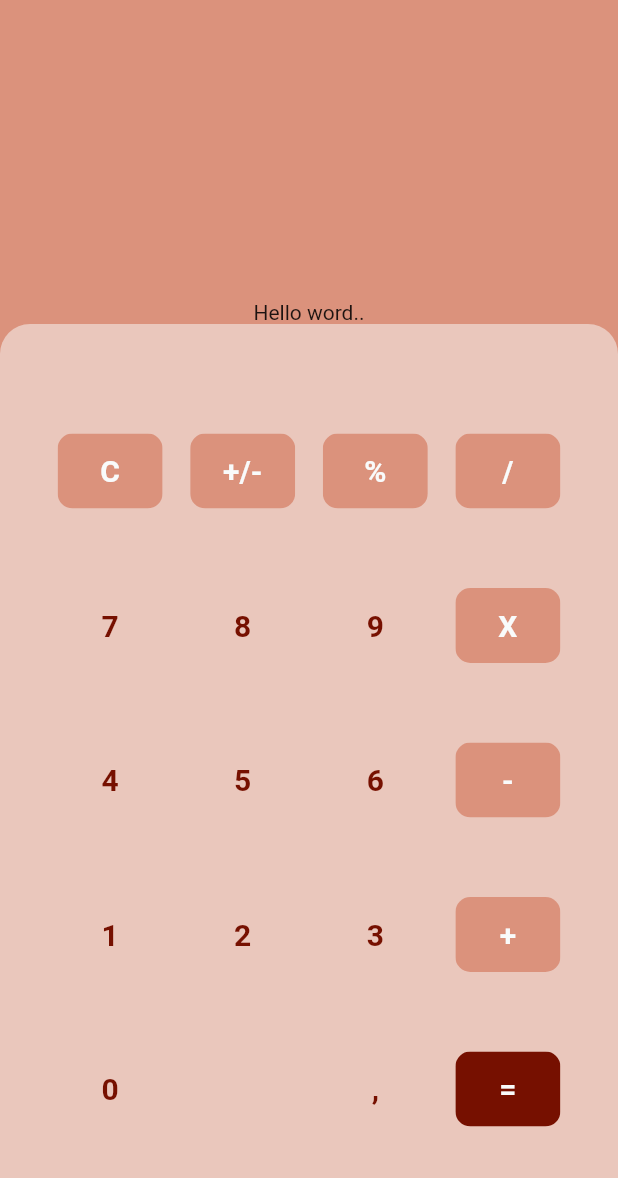
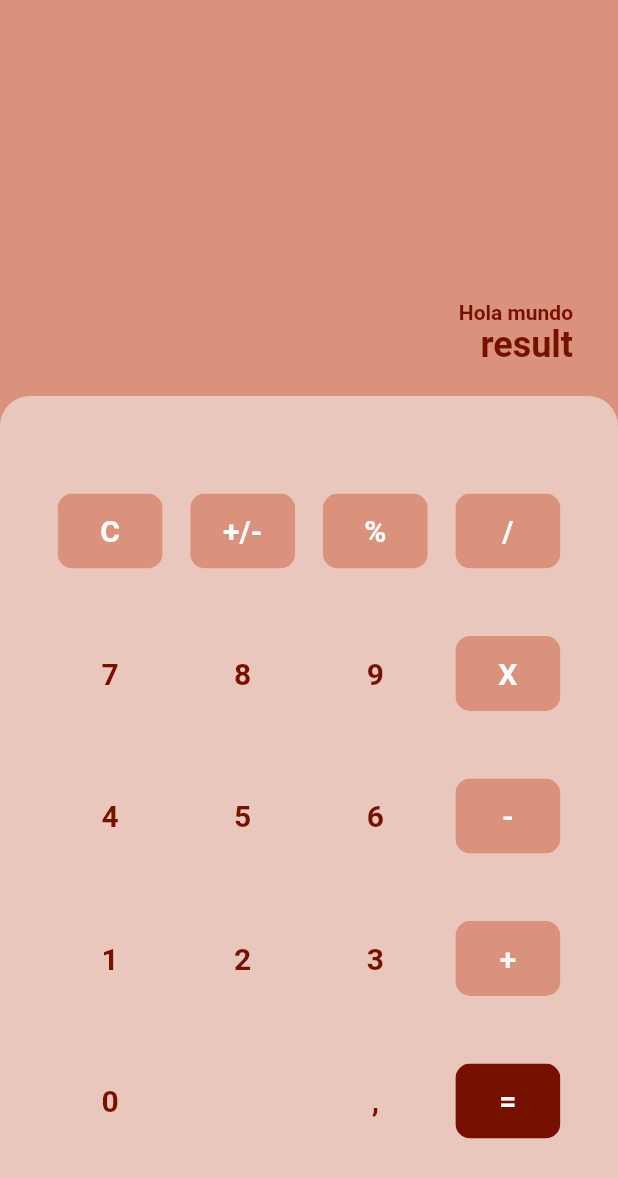
Before and after one commit to oscar02r/dising_calculate, a Flutter app: the screen it shows after launch, on a phone screen of 412 x 824 dp. Shown: the top 1178 px of the screen. Run offline on Flutter 3.47's test engine with Material 2 defaults, Android fonts, the phone set to English and light mode, and no system bars.

Commit message:
Detecting keys

```diff
--- a/designcalculate/lib/src/pages/mainScreen.dart
+++ b/designcalculate/lib/src/pages/mainScreen.dart
@@ -1,8 +1,22 @@
 import 'package:flutter/material.dart';
 
-class MainScreen extends StatelessWidget {
+class MainScreen extends StatefulWidget {
+  final List<String> buttons = [
+    "C", "+/-", "%","/",
+    "7", "8", "9", "X",
+    "4", "5", "6", "-",
+    "1", "2", "3", "+",
+    "0", ",", "="
+
+  ];
+  @override
+  _MainScreenState createState() => _MainScreenState();
+}
+
+class _MainScreenState extends State<MainScreen> {
   final Color _color = Color.fromRGBO(219, 146, 124, 1);
-
+  String _operate ='Hola mundo';
+  String _result = 'result';
   @override
   Widget build(BuildContext context) {
     return Scaffold(
@@ -13,9 +27,31 @@ class MainScreen extends StatelessWidget {
           child: Column(
             children: <Widget>[
               SizedBox(height: 200.0),
-              Text(
-                'Hello word..',
+               Container(
+                padding: EdgeInsets.only(right: 30.0),
+                alignment: Alignment.bottomRight,
+                child: Text( '$_operate',
+                      style: TextStyle(
+                        color: Color.fromRGBO(118, 16, 0, 1.0 ),
+                        fontWeight: FontWeight.bold,
+                        fontSize: 14.0,
+
+                        )
                 ),
+              ),
+              Container(
+                padding: EdgeInsets.only(right: 30.0),
+                alignment: Alignment.bottomRight,
+                child: Text( '$_result',
+                      style: TextStyle(
+                        color: Color.fromRGBO(118, 16, 0, 1.0 ),
+                        fontWeight: FontWeight.bold,
+                        fontSize: 24.0,
+
+                        )
+                ),
+              ),
+              SizedBox(height: 20.0,),
               _containerButton()
             ],
           ),
@@ -48,13 +84,16 @@ class MainScreen extends StatelessWidget {
                     ]))));
   }
 
-  Widget _button(String title, int r, int g, int b, double o1, double o2) {
+Widget _button(String title, int r, int g, int b, double o1, double o2, var _onTap) {
+
     Color _background = Color.fromRGBO(219, 146, 124, o2);
     _background = title != '='
         ? Color.fromRGBO(219, 146, 124, o2)
         : Color.fromRGBO(118, 16, 0, o2);
 
-    return ClipRRect(
+    return GestureDetector(
+          onTap: _onTap,
+          child: ClipRRect(
             borderRadius: BorderRadius.circular(10.0),
             child: Container(
             alignment: Alignment.center,
@@ -62,23 +101,26 @@ class MainScreen extends StatelessWidget {
             height: 50.0,
             color: _background,
             child: Text(
+
               title,
               style: TextStyle(
                   color: Color.fromRGBO(r, g, b, o1),
                   fontSize: 20.0,
                   fontWeight: FontWeight.bold),
             )),
+      ),
     );
   }
+
 
   Widget _firstRow() {
     return Row(
       mainAxisAlignment: MainAxisAlignment.spaceEvenly,
       children: <Widget>[
-        _button('C', 249, 251, 251, 1.0, 1.0),
-        _button('+/-', 249, 251, 251, 1.0, 1.0),
-        _button('%', 249, 251, 251, 1.0, 1.0),
-        _button('/', 249, 251, 251, 1.0, 1.0),
+        _button('C', 249, 251, 251, 1.0, 1.0, _onTap('C')),
+        _button('+/-', 249, 251, 251, 1.0, 1.0, _onTap('+/-')),
+        _button('%', 249, 251, 251, 1.0, 1.0, _onTap('%')),
+        _button('/', 249, 251, 251, 1.0, 1.0, _onTap('/')),
       ],
     );
   }
@@ -87,10 +129,10 @@ Widget _secondRow() {
     return Row(
       mainAxisAlignment: MainAxisAlignment.spaceEvenly,
       children: <Widget>[
-        _button('7', 118, 16, 0, 1.0, 0.0),
-        _button('8', 118, 16, 0, 1.0, 0.0),
-        _button('9', 118, 16, 0, 1.0, 0.0),
-        _button('X', 249, 251, 251, 1.0, 1.0),
+        _button('7', 118, 16, 0, 1.0, 0.0, _onTap('7')),
+        _button('8', 118, 16, 0, 1.0, 0.0, _onTap('8')),
+        _button('9', 118, 16, 0, 1.0, 0.0, _onTap('9')),
+        _button('X', 249, 251, 251, 1.0, 1.0, _onTap('X')),
       ],
     );
   }
@@ -99,10 +141,10 @@ Widget _secondRow() {
     return Row(
       mainAxisAlignment: MainAxisAlignment.spaceEvenly,
       children: <Widget>[
-        _button('4', 118, 16, 0, 1.0, 0.0),
-        _button('5', 118, 16, 0, 1.0, 0.0),
-        _button('6', 118, 16, 0, 1.0, 0.0),
-        _button('-', 249, 251, 251, 1.0, 1.0),
+        _button('4', 118, 16, 0, 1.0, 0.0, _onTap('4')),
+        _button('5', 118, 16, 0, 1.0, 0.0, _onTap('5')),
+        _button('6', 118, 16, 0, 1.0, 0.0, _onTap('6')),
+        _button('-', 249, 251, 251, 1.0, 1.0, _onTap('-')),
       ],
     );
   }
@@ -111,10 +153,10 @@ Widget _secondRow() {
     return Row(
       mainAxisAlignment: MainAxisAlignment.spaceEvenly,
       children: <Widget>[
-        _button('1', 118, 16, 0, 1.0, 0.0),
-        _button('2', 118, 16, 0, 1.0, 0.0),
-        _button('3', 118, 16, 0, 1.0, 0.0),
-        _button('+', 249, 251, 251, 1.0, 1.0),
+        _button('1', 118, 16, 0, 1.0, 0.0, _onTap('1')),
+        _button('2', 118, 16, 0, 1.0, 0.0, _onTap('2')),
+        _button('3', 118, 16, 0, 1.0, 0.0, _onTap('3')),
+        _button('+', 249, 251, 251, 1.0, 1.0, _onTap('+')),
       ],
     );
   }
@@ -123,13 +165,138 @@ Widget _secondRow() {
     return Row(
         mainAxisAlignment: MainAxisAlignment.spaceEvenly,
         children: <Widget>[
-          _button('0', 118, 16, 0, 1.0, 0.0),
+          _button('0', 118, 16, 0, 1.0, 0.0, _onTap('0')),
           SizedBox(
             width: 70.0,
             height: 50.0,
           ),
-          _button(',', 118, 16, 0, 1.0, 0.0),
-          _button('=', 249, 251, 251, 1.0, 1.0)
+          _button(',', 118, 16, 0, 1.0, 0.0, _onTap(',')),
+          _button('=', 249, 251, 251, 1.0, 1.0, _onTap('='))
         ]);
   }
+
+ Function _onTap( String title){
+      switch (title) {
+        case "C":
+
+           return () {setState(() {
+             _result= '';
+             _operate =''; });
+            };
+          break;
+
+        case "1":
+          return (){
+            setState(() {
+              _operate += title;
+            });
+          };
+        break;
+         case "2":
+          return (){
+            setState(() {
+              _operate += title;
+            });
+          };
+        break;
+         case "3":
+          return (){
+            setState(() {
+              _operate += title;
+            });
+          };
+
+         case "4":
+          return (){
+            setState(() {
+              _operate += title;
+            });
+          };
+
+         case "5":
+          return (){
+            setState(() {
+              _operate += title;
+            });
+          };
+        case "6":
+          return (){
+            setState(() {
+              _operate += title;
+            });
+          };
+
+          case "7":
+          return (){
+            setState(() {
+              _operate += title;
+            });
+          };
+          case "8":
+          return (){
+            setState(() {
+              _operate += title;
+            });
+          };
+          case "9":
+          return (){
+            setState(() {
+              _operate += title;
+            });
+          };
+          case "0":
+          return (){
+            setState(() {
+              _operate += title;
+            });
+          };
+          case "+/-":
+          return (){
+            setState(() {
+              _operate += title;
+            });
+          };
+          case "%":
+          return (){
+            setState(() {
+              _operate += title;
+            });
+          };
+          case "/":
+          return (){
+            setState(() {
+              _operate += title;
+            });
+          };
+          case "X":
+          return (){
+            setState(() {
+              _operate += title;
+            });
+          };
+          case "-":
+          return (){
+            setState(() {
+              _operate += title;
+            });
+          };
+          case "+":
+          return (){
+            setState(() {
+              _operate += title;
+            });
+          };
+          case "=":
+          return (){
+            setState(() {
+              _operate += title;
+
+            });
+          };
+        default:
+       return () {
+       };
       }
+ }
+
+}
```
Also changed, not shown: designcalculate/lib/src/widets/button.dart (deleted, +0 -13 lines), designcalculate/lib/src/widets/input.dart (deleted, +0 -10 lines). Lines whose indentation alone changed are shown as unchanged.
